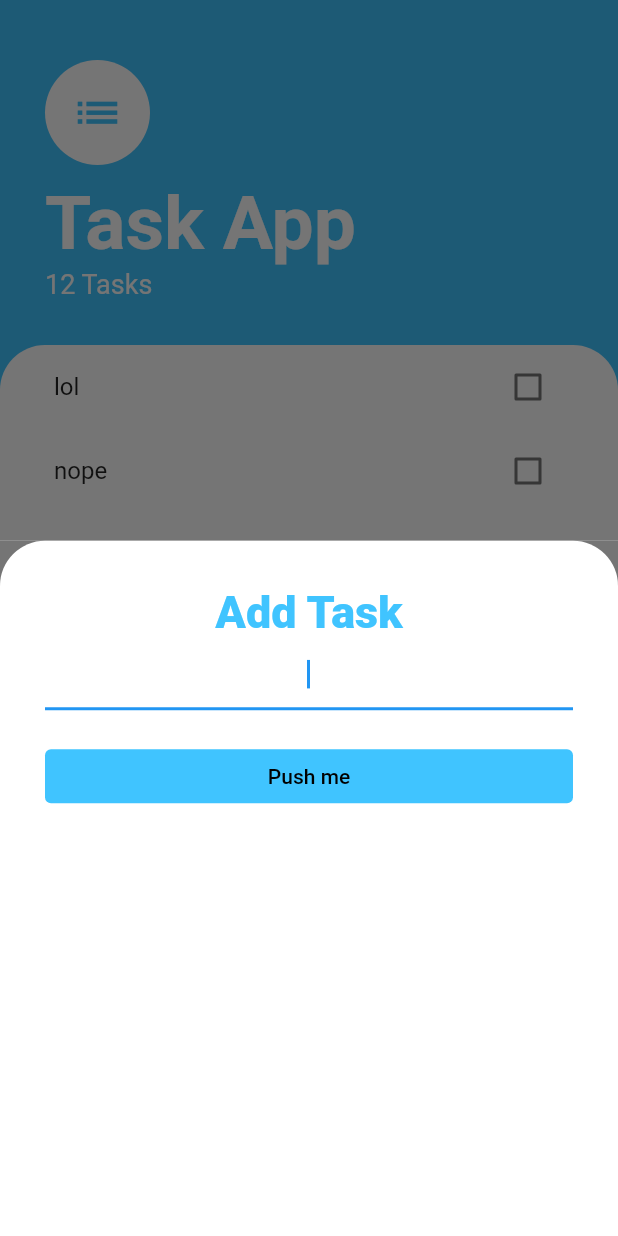
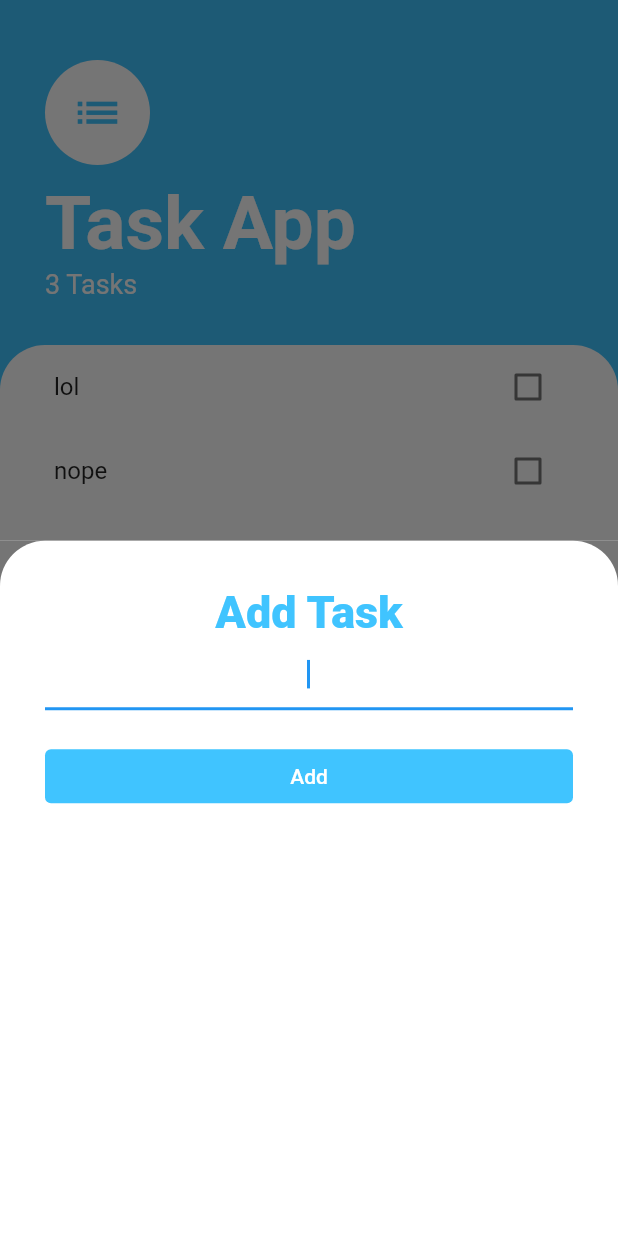
Before and after one commit to NegusNati/task_app, a Flutter app: the screen it shows after launch, after a tap on the "add" icon, on a phone screen of 412 x 824 dp. Run offline on Flutter 3.47's test engine with Material 2 defaults, Android fonts, the phone set to English and light mode, and no system bars; missing offline and left inert: dart:ffi.

Commit message:
dynamic textView

```diff
--- a/lib/screens/add_task_screen.dart
+++ b/lib/screens/add_task_screen.dart
@@ -2,15 +2,17 @@ import 'package:flutter/material.dart';
 import 'package:task_app/constants.dart';
 
 class AddTaskScreen extends StatelessWidget {
-  const AddTaskScreen({Key? key}) : super(key: key);
 
+  final Function callbackTitle;
+  AddTaskScreen(this.callbackTitle);
   @override
   Widget build(BuildContext context) {
+    String inputTask = '';
     return Container(
       color: Color(0xff757575),
       child: Container(
         padding: EdgeInsets.only(top: 30.0, left: 30.0,right: 30.0),
-        decoration: BoxDecoration(
+        decoration: const BoxDecoration(
           color: Colors.white,
           borderRadius: BorderRadius.only(
             topLeft: Radius.circular(30.0),
@@ -28,17 +30,22 @@ class AddTaskScreen extends StatelessWidget {
             TextField(
               autofocus: true,
               textAlign: TextAlign.center,
+              onChanged: (newtaskValue) {
+                inputTask = newtaskValue;
+              },
             ),
             SizedBox(height: 20.0,)
             ,
             TextButton(
               child: Text(
-                'Push me',
+                ' Add ',
                 style: TextStyle(
-                    color: Colors.black),
+                    color: Colors.white),
               ),
              style: TextButton.styleFrom(primary: Colors.black45,backgroundColor:Colors.lightBlueAccent, ),
-              onPressed: () {},
+              onPressed: () {
+                callbackTitle(inputTask);
+              },
             )
           ],
         ),
--- a/lib/screens/tasks_screen.dart
+++ b/lib/screens/tasks_screen.dart
@@ -4,18 +4,35 @@ import 'package:flutter/material.dart';
 import 'package:task_app/widgets/tasks_lists.dart';
 import 'package:task_app/widgets/tasks_tiles.dart';
 import 'package:task_app/screens/add_task_screen.dart';
+import 'package:task_app/models/task.dart';
 
-class TasksScreen extends StatelessWidget {
+class TasksScreen extends StatefulWidget {
 
+  @override
+  State<TasksScreen> createState() => _TasksScreenState();
+}
+
+class _TasksScreenState extends State<TasksScreen> {
+ List<Task> tasks = [
+    Task(name: 'lol'),
+    Task(name: 'nope'),
+    Task(name: 'yes'),
+  ];
 
   @override
   Widget build(BuildContext context) {
+
     return Scaffold(
       floatingActionButton: FloatingActionButton(
         backgroundColor: Colors.lightBlueAccent,
         child: Icon(Icons.add),
         onPressed: () {
-          showModalBottomSheet(context: context, builder: ( context)=> AddTaskScreen());
+          showModalBottomSheet(context: context, builder: ( context)=> AddTaskScreen((newTaskTitle){
+            setState(() {
+              tasks.add(Task(name: newTaskTitle),);
+              Navigator.pop(context);
+            });
+          }));
         },
       ),
       backgroundColor: Colors.lightBlueAccent,
@@ -23,13 +40,13 @@ class TasksScreen extends StatelessWidget {
         crossAxisAlignment: CrossAxisAlignment.start,
         children: [
           Container(
-            padding: const EdgeInsets.only(
+            padding: EdgeInsets.only(
                 left: 30.0, right: 30.0, top: 40.0, bottom: 30),
             child: Column(
               children: [
                 Column(
                   crossAxisAlignment: CrossAxisAlignment.start,
-                  children: const [
+                  children:  [
                     CircleAvatar(
                       radius: 35.0,
                       backgroundColor: Colors.white,
@@ -49,7 +66,7 @@ class TasksScreen extends StatelessWidget {
                           fontWeight: FontWeight.w700,
                         )),
                     Text(
-                      '12 Tasks',
+                  '${tasks.length} Tasks' ,
                       style: TextStyle(color: Colors.white, fontSize: 18.0),
                     ),
                   ],
@@ -61,7 +78,7 @@ class TasksScreen extends StatelessWidget {
             child: Container(
               padding: EdgeInsets.symmetric(horizontal: 20.0),
               // ignore: sort_child_properties_last
-              child: TasksList(),
+              child: TasksList(tasks: tasks),
               height: 200.0,
               decoration: const BoxDecoration(
                 color: Colors.white,
--- a/lib/widgets/tasks_lists.dart
+++ b/lib/widgets/tasks_lists.dart
@@ -3,29 +3,29 @@ import 'package:task_app/widgets/tasks_tiles.dart';
 import 'package:task_app/models/task.dart';
 
 class TasksList extends StatefulWidget {
+final List<Task> tasks ;
+
+TasksList({required this.tasks});
+
   @override
   State<TasksList> createState() => _TasksListState();
 }
 
 class _TasksListState extends State<TasksList> {
-  List<Task> tasks = [
-    Task(name: 'lol'),
-    Task(name: 'nope'),
-    Task(name: 'yes'),
-  ];
+
   @override
   Widget build(BuildContext context) {
     return ListView.builder(
       itemBuilder: (context, index) {
-        return TaskTile(isChecked: tasks[index].isDone,
-            tastTitle: tasks[index].name,
+        return TaskTile(isChecked: widget.tasks[index].isDone,
+            tastTitle: widget.tasks[index].name,
             checkboxCallBack: (checkBoxState) {
               setState(() {
-                tasks[index].toggoleDone();
+                widget.tasks[index].toggoleDone();
               });
             });
       },
-      itemCount: tasks.length,
+      itemCount: widget.tasks.length,
     );
   }
 }
```
